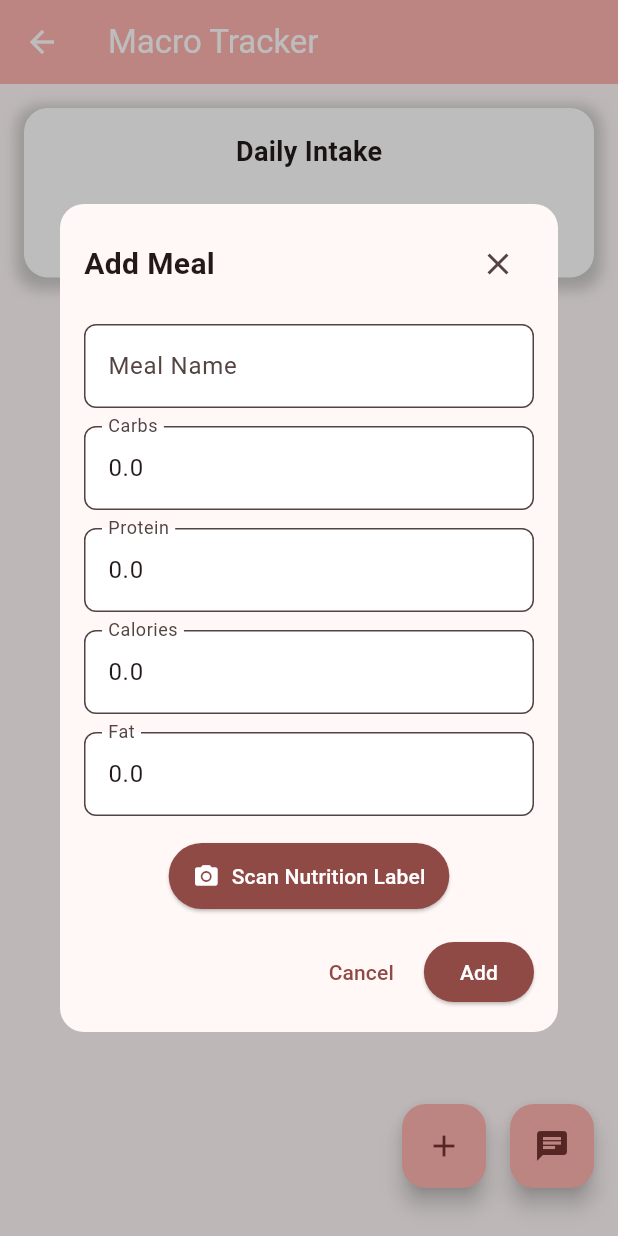
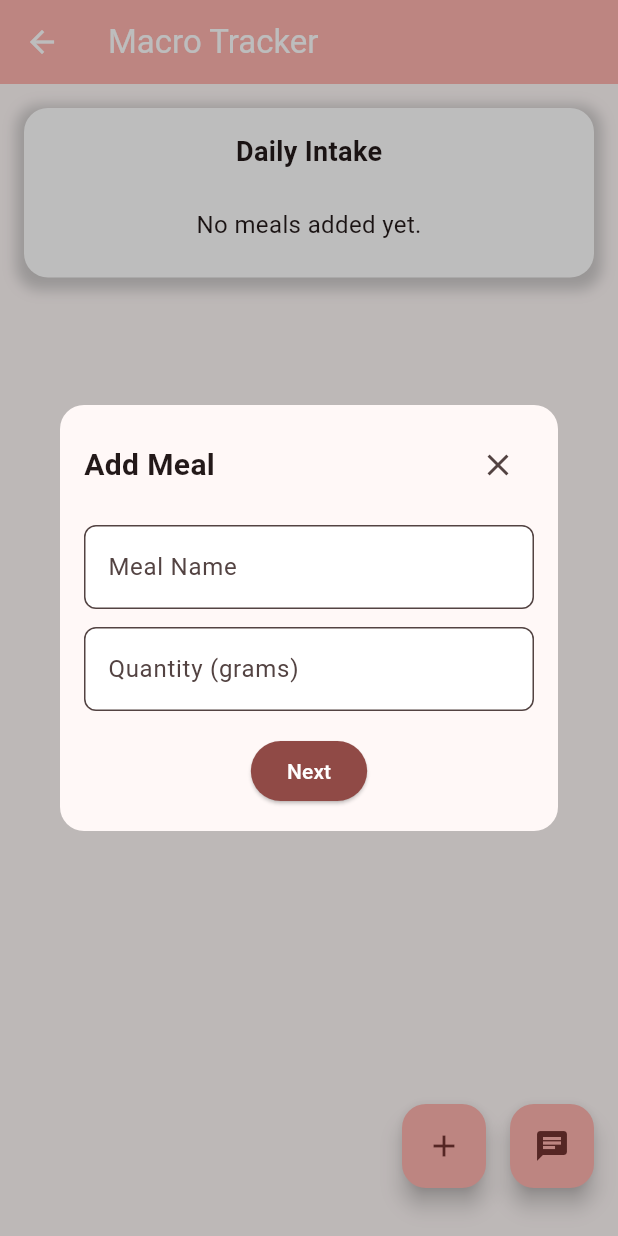
Before and after one commit to oroszkrisztian/FitApp, a Flutter app: the MacroTrackingPage screen opened by its route, after a tap on the "add" icon, on a phone screen of 412 x 824 dp. Run offline on Flutter 3.47's test engine with Material 3 defaults, Android fonts, the phone set to English and light mode, and no system bars; our stand-ins replace fl_chart, google_generative_ai, image_picker; missing offline and left inert: google_ml_kit.

Commit message:
nutrition calc per user value

```diff
--- a/lib/macro_tracking_page.dart
+++ b/lib/macro_tracking_page.dart
@@ -40,7 +40,8 @@ class _MacroTrackingPageState extends State<MacroTrackingPage> {
   void _initializeGemini() {
     _geminiModel = GenerativeModel(
       model: 'gemini-pro',
-      apiKey: 'AIzaSyDI7Bjn6HTZllGHPEtxdmLas9HNlNLnOco', // Replace with your API key
+      apiKey:
+          'AIzaSyDI7Bjn6HTZllGHPEtxdmLas9HNlNLnOco', // Replace with your API key
     );
   }
 
@@ -140,10 +141,30 @@ class _MacroTrackingPageState extends State<MacroTrackingPage> {
 
   void _showAddMealDialog() {
     String mealName = '';
-    final carbsController = TextEditingController(text: mealCarbs.toString());
-    final proteinController = TextEditingController(text: mealProtein.toString());
-    final caloriesController = TextEditingController(text: mealCalories.toString());
-    final fatController = TextEditingController(text: mealFat.toString());
+    double mealQuantity = 0;
+    bool showNutritionFields = false;
+
+    // Controllers for per 100g values
+    final per100gCarbsController = TextEditingController();
+    final per100gProteinController = TextEditingController();
+    final per100gCaloriesController = TextEditingController();
+    final per100gFatController = TextEditingController();
+
+    // Per 100g values
+    double per100gCarbs = 0;
+    double per100gProtein = 0;
+    double per100gCalories = 0;
+    double per100gFat = 0;
+
+    void calculateNutritionForQuantity() {
+      if (mealQuantity > 0) {
+        double ratio = mealQuantity / 100;
+        mealCarbs = per100gCarbs * ratio;
+        mealProtein = per100gProtein * ratio;
+        mealCalories = per100gCalories * ratio;
+        mealFat = per100gFat * ratio;
+      }
+    }
 
     showDialog(
       context: context,
@@ -197,7 +218,7 @@ class _MacroTrackingPageState extends State<MacroTrackingPage> {
                       const SizedBox(height: 12),
                       TextField(
                         decoration: InputDecoration(
-                          labelText: 'Carbs',
+                          labelText: 'Quantity (grams)',
                           border: OutlineInputBorder(
                             borderRadius: BorderRadius.circular(8),
                           ),
@@ -205,15 +226,97 @@ class _MacroTrackingPageState extends State<MacroTrackingPage> {
                           fillColor: Colors.white,
                         ),
                         keyboardType: TextInputType.number,
-                        controller: carbsController,
                         onChanged: (value) {
-                          mealCarbs = double.tryParse(value) ?? 0;
+                          mealQuantity = double.tryParse(value) ?? 0;
+                          calculateNutritionForQuantity();
+                          setDialogState(() {});
                         },
+                      ),
+                      if (!showNutritionFields) ...[
+                        const SizedBox(height: 16),
+                        ElevatedButton(
+                          onPressed: () {
+                            if (mealName.isNotEmpty && mealQuantity > 0) {
+                              setDialogState(() {
+                                showNutritionFields = true;
+                              });
+                            }
+                          },
+                          style: ElevatedButton.styleFrom(
+                            backgroundColor:
+                                Theme.of(context).colorScheme.primary,
+                            foregroundColor: Colors.white,
+                          ),
+                          child: const Text('Next'),
+                        ),
+                      ],
+                      if (showNutritionFields) ...[
+                        const SizedBox(height: 16),
+                        ElevatedButton.icon(
+                          onPressed: () async {
+                            final XFile? image = await _picker.pickImage(
+                                source: ImageSource.camera);
+                            if (image != null) {
+                              final inputImage =
+                                  InputImage.fromFilePath(image.path);
+                              final RecognizedText recognizedText =
+                                  await _textRecognizer
+                                      .processImage(inputImage);
+
+                              final nutritionInfo =
+                                  await _extractNutritionWithGemini(
+                                      recognizedText.text);
+
+                              print('Extracted Nutrition Values (per 100g):');
+                              print('Calories: ${nutritionInfo['calories']}');
+                              print('Carbs: ${nutritionInfo['carbs']}g');
+                              print('Protein: ${nutritionInfo['protein']}g');
+                              print('Fat: ${nutritionInfo['fat']}g');
+
+                              setDialogState(() {
+                                per100gCarbs = nutritionInfo['carbs'] ?? 0;
+                                per100gProtein = nutritionInfo['protein'] ?? 0;
+                                per100gCalories =
+                                    nutritionInfo['calories'] ?? 0;
+                                per100gFat = nutritionInfo['fat'] ?? 0;
+
+                                // Update controllers with the new values
+                                per100gCarbsController.text =
+                                    per100gCarbs.toString();
+                                per100gProteinController.text =
+                                    per100gProtein.toString();
+                                per100gCaloriesController.text =
+                                    per100gCalories.toString();
+                                per100gFatController.text =
+                                    per100gFat.toString();
+
+                                calculateNutritionForQuantity();
+                              });
+                            }
+                          },
+                          icon: const Icon(Icons.camera_alt),
+                          label: const Text('Scan Nutrition Label (per 100g)'),
+                          style: ElevatedButton.styleFrom(
+                            backgroundColor:
+                                Theme.of(context).colorScheme.primary,
+                            foregroundColor: Colors.white,
+                            padding: const EdgeInsets.symmetric(
+                                horizontal: 16, vertical: 12),
+                          ),
+                        ),
+                        const SizedBox(height: 16),
+                        const Text(
+                          'Nutrition Values (per 100g)',
+                          style: TextStyle(
+                            fontSize: 16,
+                            fontWeight: FontWeight.bold,
+                          ),
                         ),
                         const SizedBox(height: 12),
                         TextField(
+                          controller: per100gCarbsController,
                           decoration: InputDecoration(
-                          labelText: 'Protein',
+                            labelText: 'Carbs per 100g',
                             border: OutlineInputBorder(
                               borderRadius: BorderRadius.circular(8),
                             ),
@@ -221,15 +324,17 @@ class _MacroTrackingPageState extends State<MacroTrackingPage> {
                             fillColor: Colors.white,
                           ),
                           keyboardType: TextInputType.number,
-                        controller: proteinController,
                           onChanged: (value) {
-                          mealProtein = double.tryParse(value) ?? 0;
+                            per100gCarbs = double.tryParse(value) ?? 0;
+                            calculateNutritionForQuantity();
+                            setDialogState(() {});
                           },
                         ),
                         const SizedBox(height: 12),
                         TextField(
+                          controller: per100gProteinController,
                           decoration: InputDecoration(
-                          labelText: 'Calories',
+                            labelText: 'Protein per 100g',
                             border: OutlineInputBorder(
                               borderRadius: BorderRadius.circular(8),
                             ),
@@ -237,15 +342,17 @@ class _MacroTrackingPageState extends State<MacroTrackingPage> {
                             fillColor: Colors.white,
                           ),
                           keyboardType: TextInputType.number,
-                        controller: caloriesController,
                           onChanged: (value) {
-                          mealCalories = double.tryParse(value) ?? 0;
+                            per100gProtein = double.tryParse(value) ?? 0;
+                            calculateNutritionForQuantity();
+                            setDialogState(() {});
                           },
                         ),
                         const SizedBox(height: 12),
                         TextField(
+                          controller: per100gCaloriesController,
                           decoration: InputDecoration(
-                          labelText: 'Fat',
+                            labelText: 'Calories per 100g',
                             border: OutlineInputBorder(
                               borderRadius: BorderRadius.circular(8),
                             ),
@@ -253,51 +360,50 @@ class _MacroTrackingPageState extends State<MacroTrackingPage> {
                             fillColor: Colors.white,
                           ),
                           keyboardType: TextInputType.number,
-                        controller: fatController,
                           onChanged: (value) {
-                          mealFat = double.tryParse(value) ?? 0;
+                            per100gCalories = double.tryParse(value) ?? 0;
+                            calculateNutritionForQuantity();
+                            setDialogState(() {});
+                          },
+                        ),
+                        const SizedBox(height: 12),
+                        TextField(
+                          controller: per100gFatController,
+                          decoration: InputDecoration(
+                            labelText: 'Fat per 100g',
+                            border: OutlineInputBorder(
+                              borderRadius: BorderRadius.circular(8),
+                            ),
+                            filled: true,
+                            fillColor: Colors.white,
+                          ),
+                          keyboardType: TextInputType.number,
+                          onChanged: (value) {
+                            per100gFat = double.tryParse(value) ?? 0;
+                            calculateNutritionForQuantity();
+                            setDialogState(() {});
                           },
                         ),
                         const SizedBox(height: 16),
-                      ElevatedButton.icon(
-                        onPressed: () async {
-                          final XFile? image = await _picker.pickImage(source: ImageSource.camera);
-                          if (image != null) {
-                            final inputImage = InputImage.fromFilePath(image.path);
-                            final RecognizedText recognizedText =
-                                await _textRecognizer.processImage(inputImage);
-
-                            // Extract nutrition info using Gemini
-                            final nutritionInfo = await _extractNutritionWithGemini(recognizedText.text);
-
-                            // Log values to console
-                            print('Extracted Nutrition Values:');
-                            print('Calories: ${nutritionInfo['calories']}');
-                            print('Carbs: ${nutritionInfo['carbs']}g');
-                            print('Protein: ${nutritionInfo['protein']}g');
-                            print('Fat: ${nutritionInfo['fat']}g');
-
-                            // Update the text fields with the extracted information
-                            setDialogState(() {
-                              mealCarbs = nutritionInfo['carbs'] ?? 0;
-                              mealProtein = nutritionInfo['protein'] ?? 0;
-                              mealCalories = nutritionInfo['calories'] ?? 0;
-                              mealFat = nutritionInfo['fat'] ?? 0;
-
-                              // Update controllers
-                              carbsController.text = mealCarbs.toString();
-                              proteinController.text = mealProtein.toString();
-                              caloriesController.text = mealCalories.toString();
-                              fatController.text = mealFat.toString();
-                            });
-                          }
-                        },
-                        icon: const Icon(Icons.camera_alt),
-                        label: const Text('Scan Nutrition Label'),
-                        style: ElevatedButton.styleFrom(
-                          backgroundColor: Theme.of(context).colorScheme.primary,
-                          foregroundColor: Colors.white,
-                          padding: const EdgeInsets.symmetric(horizontal: 16, vertical: 12),
+                        Container(
+                          padding: const EdgeInsets.all(12),
+                          decoration: BoxDecoration(
+                            color: Colors.grey[200],
+                            borderRadius: BorderRadius.circular(8),
+                          ),
+                          child: Column(
+                            crossAxisAlignment: CrossAxisAlignment.start,
+                            children: [
+                              Text('Calculated values for ${mealQuantity}g:',
+                                  style: const TextStyle(
+                                      fontWeight: FontWeight.bold)),
+                              Text('Carbs: ${mealCarbs.toStringAsFixed(1)}g'),
+                              Text(
+                                  'Protein: ${mealProtein.toStringAsFixed(1)}g'),
+                              Text(
+                                  'Calories: ${mealCalories.toStringAsFixed(1)} kcal'),
+                              Text('Fat: ${mealFat.toStringAsFixed(1)}g'),
+                            ],
                           ),
                         ),
                         const SizedBox(height: 16),
@@ -314,23 +420,19 @@ class _MacroTrackingPageState extends State<MacroTrackingPage> {
                                 if (mealName.isNotEmpty) {
                                   _addMeal(mealName, mealCarbs, mealProtein,
                                       mealCalories, mealFat);
-                                // Clear the fields after adding the meal
-                                mealName = '';
-                                mealCarbs = 0;
-                                mealProtein = 0;
-                                mealCalories = 0;
-                                mealFat = 0;
                                   Navigator.of(context).pop();
                                 }
                               },
                               style: ElevatedButton.styleFrom(
-                              backgroundColor: Theme.of(context).colorScheme.primary,
+                                backgroundColor:
+                                    Theme.of(context).colorScheme.primary,
                                 foregroundColor: Colors.white,
                               ),
                               child: const Text('Add'),
                             ),
                           ],
                         ),
+                      ],
                     ],
                   ),
                 ),
@@ -343,7 +445,6 @@ class _MacroTrackingPageState extends State<MacroTrackingPage> {
   }
 
   double get totalMacros => carbs + protein + calories + fat;
-
 
   @override
   Widget build(BuildContext context) {
```
Also changed, not shown: 1 other file. Lines whose indentation alone changed are shown as unchanged.
